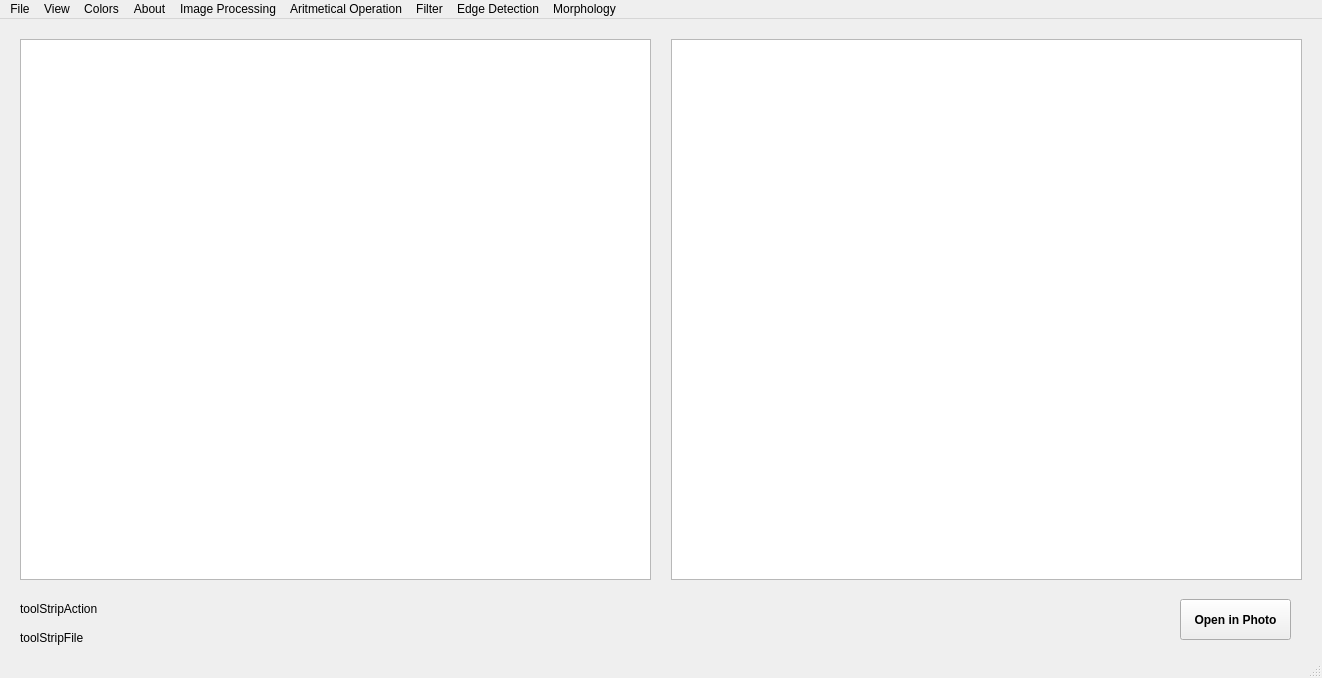
Qt form main_window.ui (Team-5C2-Polije/workshop_pcv) before a commit.
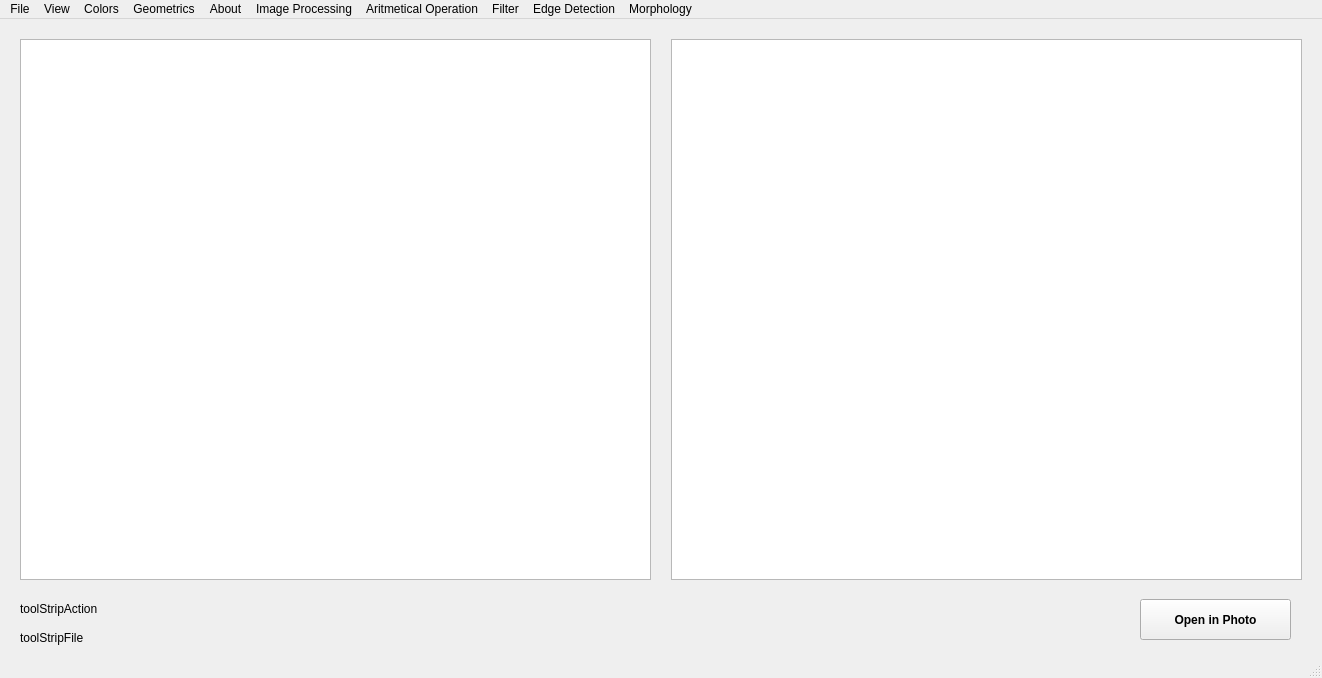
The same form after that commit.

Commit message: feat : add dialog from geometrics

Diff of the .ui file:
```diff
--- a/main_window.ui
+++ b/main_window.ui
@@ -39,7 +39,7 @@
      <rect>
       <x>20</x>
       <y>609</y>
-      <width>1151</width>
+      <width>1091</width>
       <height>20</height>
      </rect>
     </property>
@@ -61,9 +61,9 @@
    <widget class="QPushButton" name="btnOpenImage">
     <property name="geometry">
      <rect>
-      <x>1180</x>
+      <x>1140</x>
       <y>580</y>
-      <width>111</width>
+      <width>151</width>
       <height>41</height>
      </rect>
     </property>
@@ -83,7 +83,7 @@
      <rect>
       <x>20</x>
       <y>580</y>
-      <width>1161</width>
+      <width>1091</width>
       <height>20</height>
      </rect>
     </property>
@@ -279,9 +279,20 @@
     <addaction name="menuOpening"/>
     <addaction name="menuClosing"/>
    </widget>
+   <widget class="QMenu" name="menuGeometrics">
+    <property name="title">
+     <string>Geometrics</string>
+    </property>
+    <addaction name="actionTranslate_Image"/>
+    <addaction name="actionRotate_Image"/>
+    <addaction name="actionFlip_Image"/>
+    <addaction name="actionZoom_Image"/>
+    <addaction name="actionCrop_Image"/>
+   </widget>
    <addaction name="menuFile"/>
    <addaction name="menuINput"/>
    <addaction name="menuColors"/>
+   <addaction name="menuGeometrics"/>
    <addaction name="menuAbout"/>
    <addaction name="menuHistogram_Equalization"/>
    <addaction name="menuAritmetical_Operation"/>
```
Left out of the diff: 31 changed lines with no effect on the pictures. The commit also changes 11 other files.
